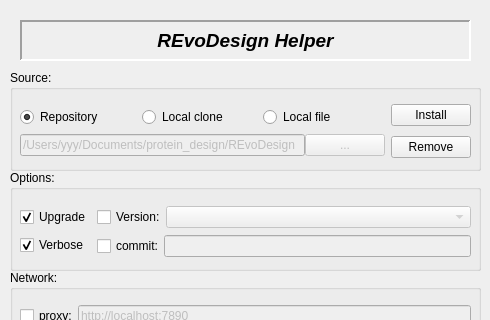
Before: the Qt Designer form src/REvoDesign/UI/REvoDesign-PyMOL-entry.ui in YaoYinYing/REvoDesign, drawn with Qt 5; both pictures show x 0 to 490 and y 0 to 320 of the 490 by 534 pixel window.
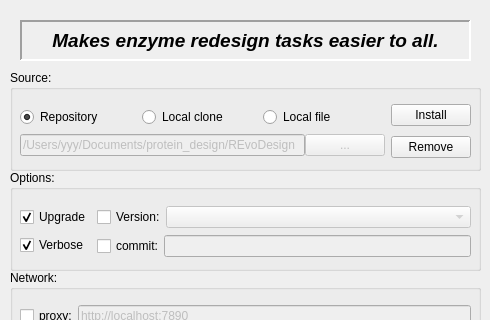
After: the same form once the commit is applied.

```diff
--- a/src/REvoDesign/UI/REvoDesign-PyMOL-entry.ui
+++ b/src/REvoDesign/UI/REvoDesign-PyMOL-entry.ui
@@ -370,7 +370,7 @@
     <number>0</number>
    </property>
    <property name="text">
-    <string>REvoDesign Helper</string>
+    <string>Makes enzyme redesign tasks easier to all.</string>
    </property>
    <property name="textFormat">
     <enum>Qt::RichText</enum>
```
Left out of the diff: 6 changed lines with no effect on the pictures.
